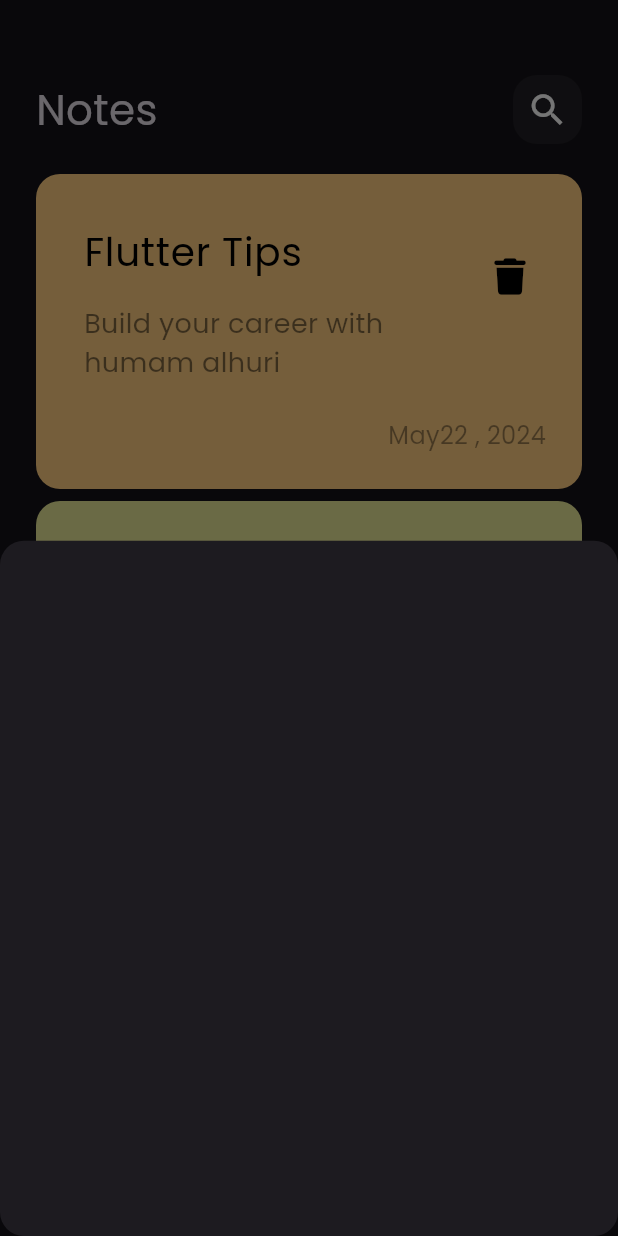
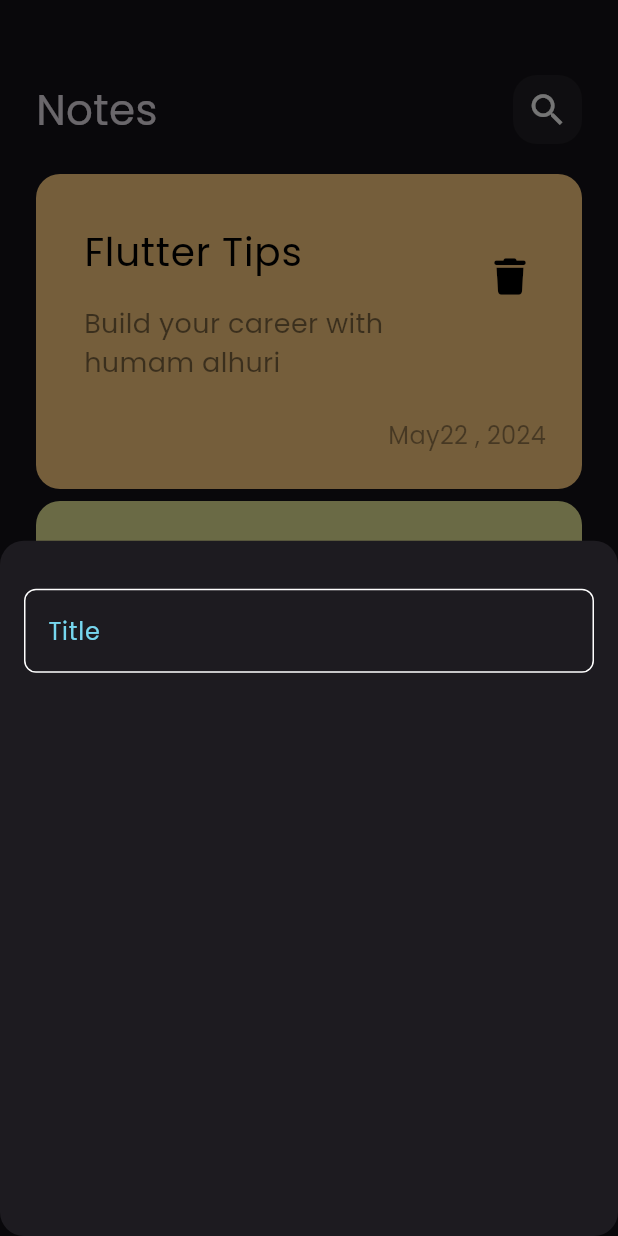
Before and after one commit to HumamHo44/notes_app, a Flutter app: the screen it shows after launch, after a tap on the "add" icon, on a phone screen of 412 x 824 dp. Run offline on Flutter 3.47's test engine with Material 3 defaults, Android fonts, the phone set to English and light mode, and no system bars; our stand-ins replace font_awesome_flutter.

Commit message:
Create Custom Text Field

```diff
--- /dev/null
+++ b/lib/constants.dart
@@ -0,0 +1,3 @@
+import 'package:flutter/material.dart';
+
+const kPrimaryColor = Color(0xff76D6EE);
--- a/lib/views/widgets/add_note_bottom_sheet.dart
+++ b/lib/views/widgets/add_note_bottom_sheet.dart
@@ -1,10 +1,19 @@
 import 'package:flutter/material.dart';
+import 'package:notes_app/views/widgets/custom_text_field.dart';
 
 class AddNoteBottomSheet extends StatelessWidget {
   const AddNoteBottomSheet({super.key});
 
   @override
   Widget build(BuildContext context) {
-    return Container();
+    return const Padding(
+      padding: EdgeInsets.symmetric(horizontal: 16),
+      child: Column(
+        children: [
+          SizedBox(height: 32),
+          CustomTextField(),
+        ],
+      ),
+    );
   }
 }
--- /dev/null
+++ b/lib/views/widgets/custom_text_field.dart
@@ -0,0 +1,29 @@
+import 'package:flutter/material.dart';
+import 'package:notes_app/constants.dart';
+
+class CustomTextField extends StatelessWidget {
+  const CustomTextField({super.key});
+
+  @override
+  Widget build(BuildContext context) {
+    return TextField(
+      cursorColor: kPrimaryColor,
+      decoration: InputDecoration(
+        hintText: 'Title',
+        hintStyle: const TextStyle(color: kPrimaryColor),
+        border: buildBorder(),
+        enabledBorder: buildBorder(),
+        focusedBorder: buildBorder(kPrimaryColor),
+      ),
+    );
+  }
+
+  OutlineInputBorder buildBorder([color]) {
+    return OutlineInputBorder(
+      borderRadius: BorderRadius.circular(8),
+      borderSide: BorderSide(
+        color: color ?? Colors.white,
+      ),
+    );
+  }
+}
```
